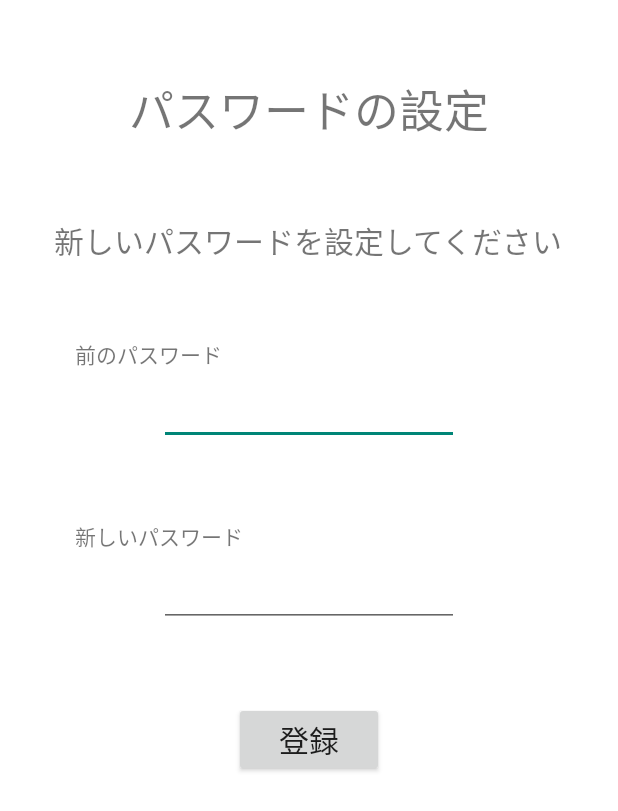
After one commit to anima41/PingPhone, an Android app: the PasswordSetting screen opened directly, with no data from a screen before it, on a phone screen of 412 x 824 dp. The commit adds this screen. Shown: the top 811 px of the screen. Run offline under Robolectric (Android 15) with nearby library versions, the phone set to English and light mode, and no system bars.

Commit message:
Activity 追加

```diff
--- a/app/src/main/java/com/redandborder/pingphone/MainActivity.java
+++ b/app/src/main/java/com/redandborder/pingphone/MainActivity.java
@@ -30,7 +30,7 @@ public class MainActivity extends Activity {
     // SplashHandler
     class SplashHandler implements Runnable {
         public void run() {
-            Intent intent = new Intent(MainActivity.this, SkypeSetting.class);
+            Intent intent = new Intent(MainActivity.this, Standby.class);
             startActivity(intent);
             MainActivity.this.finish();
         }
--- /dev/null
+++ b/app/src/main/java/com/redandborder/pingphone/PasswordSetting.java
@@ -0,0 +1,38 @@
+package com.redandborder.pingphone;
+
+import android.support.v7.app.ActionBarActivity;
+import android.os.Bundle;
+import android.view.Menu;
+import android.view.MenuItem;
+
+
+public class PasswordSetting extends ActionBarActivity {
+
+    @Override
+    protected void onCreate(Bundle savedInstanceState) {
+        super.onCreate(savedInstanceState);
+        setContentView(R.layout.activity_password_setting);
+    }
+
+    @Override
+    public boolean onCreateOptionsMenu(Menu menu) {
+        // Inflate the menu; this adds items to the action bar if it is present.
+        getMenuInflater().inflate(R.menu.menu_password_setting, menu);
+        return true;
+    }
+
+    @Override
+    public boolean onOptionsItemSelected(MenuItem item) {
+        // Handle action bar item clicks here. The action bar will
+        // automatically handle clicks on the Home/Up button, so long
+        // as you specify a parent activity in AndroidManifest.xml.
+        int id = item.getItemId();
+
+        //noinspection SimplifiableIfStatement
+        if (id == R.id.action_settings) {
+            return true;
+        }
+
+        return super.onOptionsItemSelected(item);
+    }
+}
--- /dev/null
+++ b/app/src/main/res/layout/activity_password_setting.xml
@@ -0,0 +1,64 @@
+<LinearLayout xmlns:android="http://schemas.android.com/apk/res/android"
+              xmlns:tools="http://schemas.android.com/tools"
+              android:layout_width="match_parent"
+              android:layout_height="match_parent"
+              android:orientation="vertical"
+              tools:context="com.redandborder.pingphone.SkypeSetting">
+
+    <TextView
+        android:layout_width="wrap_content"
+        android:layout_height="wrap_content"
+        android:layout_gravity="center_horizontal"
+        android:layout_marginTop="50dp"
+        android:text="@string/password_setting"
+        android:textSize="30sp"/>
+
+    <TextView
+        android:layout_width="wrap_content"
+        android:layout_height="wrap_content"
+        android:layout_gravity="center_horizontal"
+        android:layout_marginTop="50dp"
+        android:text="@string/password_setting_info"
+        android:textSize="20sp"/>
+
+    <TextView
+        android:layout_width="wrap_content"
+        android:layout_height="wrap_content"
+        android:layout_marginTop="50dp"
+        android:layout_marginLeft="50dp"
+        android:text="@string/pass_before"/>
+
+    <EditText
+        android:id="@+id/pass_before"
+        android:layout_width="200dp"
+        android:layout_height="50dp"
+        android:layout_gravity="center_horizontal"
+         android:gravity="bottom"
+        android:textSize="20dp"/>
+
+    <TextView
+        android:layout_width="wrap_content"
+        android:layout_height="wrap_content"
+        android:layout_marginTop="50dp"
+        android:layout_marginLeft="50dp"
+        android:text="@string/pass_after"/>
+
+    <EditText
+        android:id="@+id/pass_after"
+        android:layout_width="200dp"
+        android:layout_height="50dp"
+        android:layout_gravity="center_horizontal"
+          android:gravity="bottom"
+        android:textSize="20dp"/>
+
+    <Button
+        android:id="@+id/pass_set"
+        android:layout_width="100dp"
+        android:layout_height="50dp"
+        android:layout_gravity="center_horizontal"
+        android:layout_marginTop="50dp"
+        android:textSize="20dp"
+        android:text="@string/pass_set"/>
+
+
+</LinearLayout>
--- /dev/null
+++ b/app/src/main/res/menu/menu_password_setting.xml
@@ -0,0 +1,9 @@
+<menu xmlns:android="http://schemas.android.com/apk/res/android"
+      xmlns:app="http://schemas.android.com/apk/res-auto"
+      xmlns:tools="http://schemas.android.com/tools"
+      tools:context="com.redandborder.pingphone.PasswordSetting">
+    <item android:id="@+id/action_settings"
+          android:title="@string/action_settings"
+          android:orderInCategory="100"
+          app:showAsAction="never"/>
+</menu>
--- a/app/src/main/res/values/strings.xml
+++ b/app/src/main/res/values/strings.xml
@@ -23,5 +23,13 @@
     <string name="menu_skype">スカイプ名の設定</string>
     <string name="menu_history">履歴</string>
     <string name="menu_password">パスワード変更</string>
+    <string name="title_activity_password_setting">PasswordSetting</string>
+
+    <string name="password_setting">パスワードの設定</string>
+    <string name="password_setting_info">新しいパスワードを設定してください</string>
+    <string name="pass_before">前のパスワード</string>
+    <string name="pass_after">新しいパスワード</string>
+    <string name="pass_set">登録</string>
+    <string name="title_activity_history">History</string>
 
 </resources>
```
Also changed, not shown: app/src/main/AndroidManifest.xml (+9 -1 lines), app/src/main/java/com/redandborder/pingphone/History.java (added, +38 -0 lines), app/src/main/java/com/redandborder/pingphone/Standby.java (+8 -4 lines), app/src/main/res/layout/activity_history.xml (added, +16 -0 lines), app/src/main/res/menu/menu_history.xml (added, +9 -0 lines).
